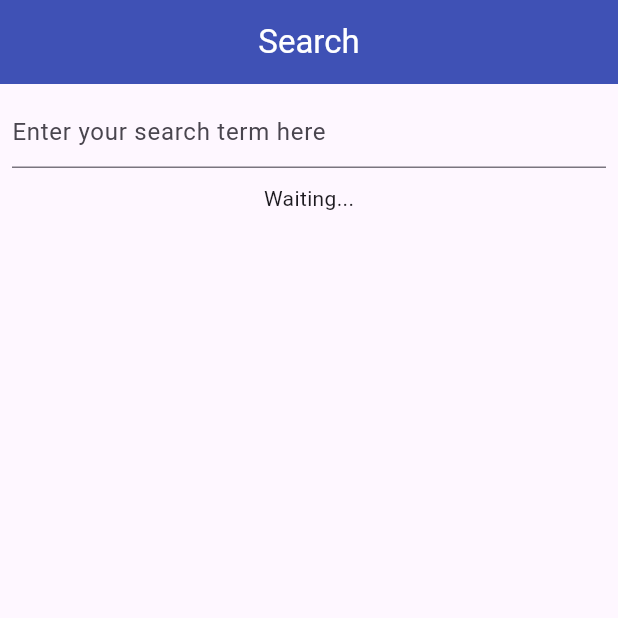
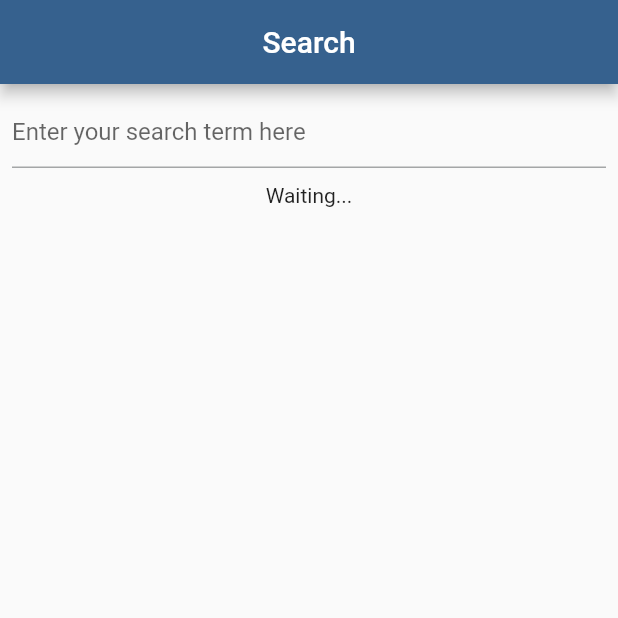
Before and after one commit to ukashaanwarpk/rxdart_flutter, a Flutter app: the screen it shows after launch, on a phone screen of 412 x 824 dp, the top half of it. Run offline on Flutter 3.47's test engine with Material 3 defaults, Android fonts, the phone set to English and light mode, and no system bars; our stand-ins replace flutter_hooks, rxdart.

Commit message:
Refactor API error handling and improve search result display in SearchViewResult

```diff
--- a/lib/main.dart
+++ b/lib/main.dart
@@ -15,11 +15,9 @@ class MyApp extends StatelessWidget {
       debugShowCheckedModeBanner: false,
       title: 'Flutter Demo',
       theme: ThemeData(
-        appBarTheme: AppBarTheme(
-          backgroundColor: Colors.indigo,
-          foregroundColor: Colors.white,
-        ),
-        colorScheme: ColorScheme.fromSeed(seedColor: Colors.deepPurple),
+        useMaterial3: false,
+        primarySwatch: Colors.blue,
+        colorScheme: ColorScheme.fromSeed(seedColor: Colors.blue),
       ),
       home: HomeView(),
     );
--- a/lib/views/search_view_result.dart
+++ b/lib/views/search_view_result.dart
@@ -16,9 +16,10 @@ class SearchViewResult extends StatelessWidget {
           final result = snapshot.data!;
 
           if (result is SearchResultHasError) {
-            return const Text('Got error');
+            debugPrint('Got error ${result.error}');
+            return Text('Got error ${result.error}');
           } else if (result is SearchResultLoading) {
-            return const CircularProgressIndicator();
+            return Center(child: const CircularProgressIndicator());
           } else if (result is SearchResultNoResult) {
             return const Text(
               'No results found for your search term. Try with another one',
@@ -26,7 +27,8 @@ class SearchViewResult extends StatelessWidget {
           } else if (result is SearchResultWithResult) {
             final results = result.results;
 
-            return ListView.builder(
+            return Expanded(
+              child: ListView.builder(
                 itemCount: results.length,
                 itemBuilder: (context, index) {
                   final item = results[index];
@@ -46,6 +48,7 @@ class SearchViewResult extends StatelessWidget {
                     subtitle: Text(item.toString()),
                   );
                 },
+              ),
             );
           } else {
             return const Text('Unknown state');
```
Also changed, not shown: lib/bloc/api.dart (+8 -2 lines), 1 other file. Lines whose indentation alone changed are shown as unchanged.
